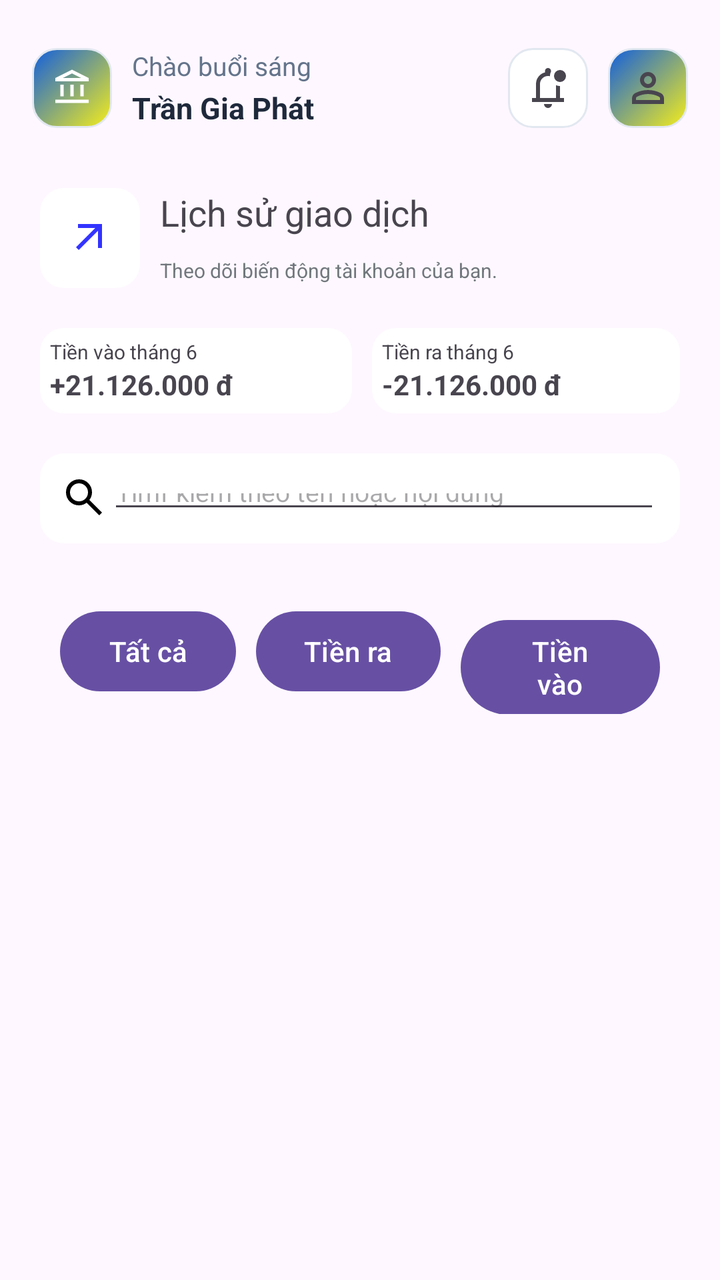
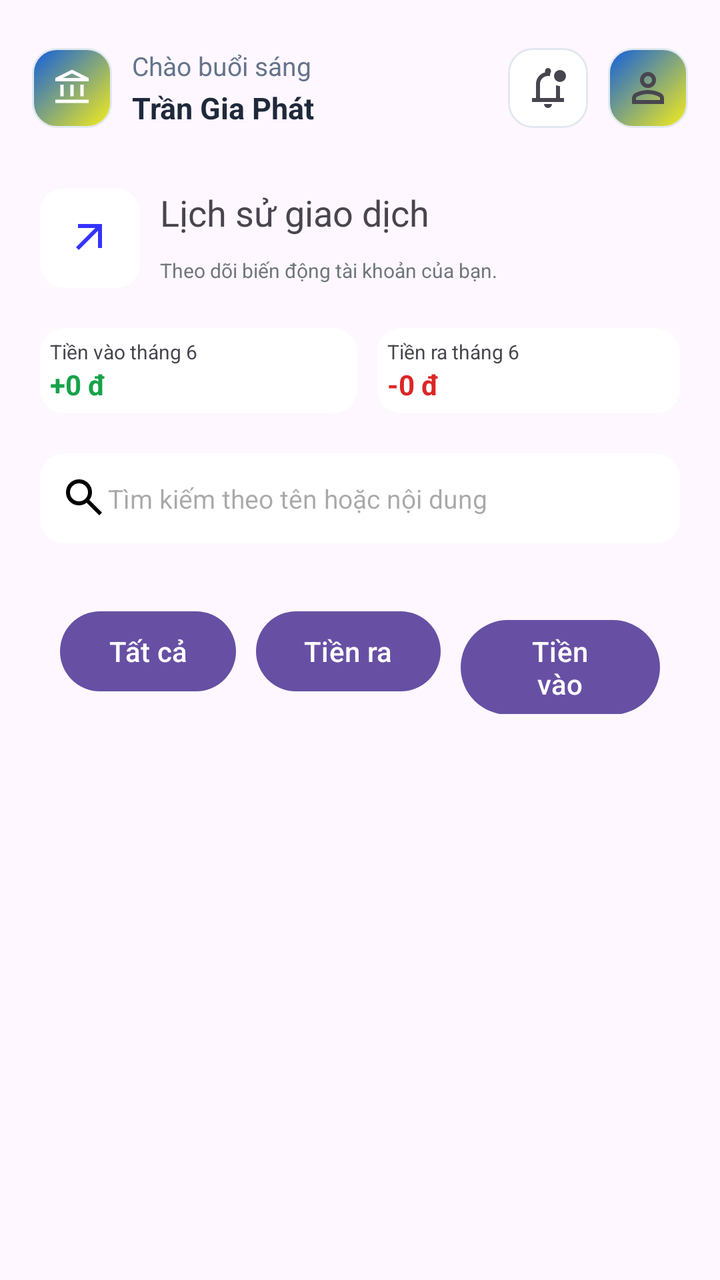

Compare the two renders of this Android layout. The source of the first and the diff that turns it into the second are given below.
<!-- AndroidManifest.xml: application theme Theme.Industrial_and_Commercial_Bank_of_TDTU -->
<!-- res/layout/activity_transaction_history.xml -->
<?xml version="1.0" encoding="utf-8"?>
<androidx.constraintlayout.widget.ConstraintLayout xmlns:android="http://schemas.android.com/apk/res/android"
    xmlns:app="http://schemas.android.com/apk/res-auto"
    xmlns:tools="http://schemas.android.com/tools"
    android:id="@+id/main"
    android:layout_width="match_parent"
    android:layout_height="match_parent"
    tools:context=".TransactionHistoryActivity">


    
    <ImageView
        android:id="@+id/imageView"
        android:layout_width="40dp"
        android:layout_height="40dp"
        android:layout_marginStart="16dp"
        android:layout_marginTop="24dp"
        android:background="@drawable/bg_logo_rounded"
        android:padding="10dp"
        app:layout_constraintStart_toStartOf="parent"
        app:layout_constraintTop_toTopOf="parent"
        app:srcCompat="@drawable/account_balance_24px" />

    <TextView
        android:id="@+id/textView8"
        android:layout_width="wrap_content"
        android:layout_height="wrap_content"
        android:layout_marginStart="10dp"
        android:text="Chào buổi sáng"
        android:textColor="#64748B"
        android:textSize="13sp"
        app:layout_constraintStart_toEndOf="@+id/imageView"
        app:layout_constraintTop_toTopOf="@+id/imageView" />

    <TextView
        android:id="@+id/txtName"
        android:layout_width="wrap_content"
        android:layout_height="wrap_content"
        android:layout_marginStart="10dp"
        android:layout_marginTop="2dp"
        android:text="Trần Gia Phát"
        android:textColor="#1E293B"
        android:textSize="15sp"
        android:textStyle="bold"
        app:layout_constraintStart_toEndOf="@+id/imageView"
        app:layout_constraintTop_toBottomOf="@+id/textView8" />

    <ImageButton
        android:id="@+id/imgProfile"
        android:layout_width="40dp"
        android:layout_height="40dp"
        android:layout_marginEnd="16dp"
        android:background="@drawable/bg_logo_rounded"
        android:padding="10dp"
        app:layout_constraintBottom_toBottomOf="@+id/imageView"
        app:layout_constraintEnd_toEndOf="parent"
        app:layout_constraintTop_toTopOf="@+id/imageView"
        app:srcCompat="@drawable/person_24px" />

    <ImageButton
        android:id="@+id/imgNoti"
        android:layout_width="40dp"
        android:layout_height="40dp"
        android:layout_marginEnd="10dp"
        android:background="@drawable/bg_input_rounded"
        android:padding="10dp"
        app:layout_constraintBottom_toBottomOf="@+id/imgProfile"
        app:layout_constraintEnd_toStartOf="@+id/imgProfile"
        app:layout_constraintTop_toTopOf="@+id/imgProfile"
        app:srcCompat="@drawable/notifications_unread_24px" />

    
    <LinearLayout
        android:layout_width="match_parent"
        android:layout_height="wrap_content"
        android:layout_marginTop="10dp"
        android:orientation="vertical"
        app:layout_constraintEnd_toEndOf="parent"
        app:layout_constraintStart_toStartOf="parent"
        app:layout_constraintTop_toBottomOf="@+id/imageView"
        android:padding="20dp">

        
        <LinearLayout
            android:layout_width="match_parent"
            android:layout_height="wrap_content"
            android:orientation="horizontal">

            <ImageButton
                android:id="@+id/btnBack"
                android:layout_width="50dp"
                android:layout_height="50dp"
                android:src="@drawable/arrow_outward"
                android:background="@drawable/bg_btn1"/>


            <LinearLayout
                android:layout_width="wrap_content"
                android:layout_height="wrap_content"
                android:orientation="vertical"
                android:layout_marginStart="10dp">

                <TextView
                    android:layout_width="wrap_content"
                    android:layout_height="wrap_content"
                    android:text="Lịch sử giao dịch"
                    android:textSize="18sp"/>

                <TextView
                    android:layout_width="wrap_content"
                    android:layout_height="wrap_content"
                    android:text="Theo dõi biến động tài khoản của bạn."
                    android:textColor="@color/material_dynamic_neutral_variant50"
                    android:textSize="10sp"
                    android:layout_marginTop="10dp"/>


            </LinearLayout>

        </LinearLayout>

        
        <LinearLayout
            android:layout_width="match_parent"
            android:layout_height="wrap_content"
            android:orientation="horizontal"
            android:weightSum="10"
            android:layout_marginTop="20dp">

            
            <LinearLayout
                android:layout_width="wrap_content"
                android:layout_height="wrap_content"
                android:orientation="vertical"
                android:layout_weight="5"
                android:padding="5dp"
                android:layout_marginEnd="5dp"
                android:background="@drawable/bg_btn1">

                <TextView
                    android:layout_width="wrap_content"
                    android:layout_height="wrap_content"
                    android:text="Tiền vào tháng 6"
                    android:textSize="10sp"/>

                <TextView
                    android:layout_width="wrap_content"
                    android:layout_height="wrap_content"
                    android:text="+21.126.000 đ"
                    android:textStyle="bold"/>
            </LinearLayout>


            
            <LinearLayout
                android:layout_width="wrap_content"
                android:layout_height="wrap_content"
                android:orientation="vertical"
                android:layout_weight="5"
                android:padding="5dp"
                android:layout_marginStart="5dp"
                android:background="@drawable/bg_btn1">

                <TextView
                    android:layout_width="wrap_content"
                    android:layout_height="wrap_content"
                    android:text="Tiền ra tháng 6"
                    android:textSize="10sp"/>

                <TextView
                    android:layout_width="wrap_content"
                    android:layout_height="wrap_content"
                    android:text="-21.126.000 đ"
                    android:textStyle="bold"
                    />
            </LinearLayout>
        </LinearLayout>

        
        <LinearLayout
            android:layout_width="match_parent"
            android:layout_height="wrap_content"
            android:orientation="horizontal"
            android:layout_marginTop="20dp"
            android:padding="10dp"
            android:background="@drawable/bg_btn1">

            <ImageView
                android:layout_width="wrap_content"
                android:layout_height="wrap_content"
                android:src="@drawable/search"/>

            <EditText
                android:layout_width="match_parent"
                android:layout_height="25dp"
                android:hint="Timf kiếm theo tên hoặc nội dung"
                android:textSize="13sp"
                />

        </LinearLayout>

        
        <LinearLayout
            android:layout_width="match_parent"
            android:layout_height="wrap_content"
            android:orientation="horizontal"
            android:layout_marginTop="20dp"
            android:padding="10dp">

            <Button
                android:layout_width="wrap_content"
                android:layout_height="wrap_content"
                android:text="Tất cả"
                android:layout_marginEnd="10dp"
                />

            <Button
                android:layout_width="wrap_content"
                android:layout_height="wrap_content"
                android:text="Tiền ra"
                android:layout_marginEnd="10dp"
                />

            <Button
                android:layout_width="wrap_content"
                android:layout_height="wrap_content"
                android:text="Tiền vào"
                />
        </LinearLayout>

        <ListView
            android:id="@+id/lvTransactions"
            android:layout_width="match_parent"
            android:layout_height="wrap_content"
            android:layout_marginTop="10dp"
            android:background="@drawable/bg_btn1"/>


    </LinearLayout>
</androidx.constraintlayout.widget.ConstraintLayout>
<!-- resources referenced by this layout -->
<resources>
  <!-- drawable account_balance_24px (drawable) -->
  <vector xmlns:android="http://schemas.android.com/apk/res/android"
      android:width="20dp"
      android:height="20dp"
      android:viewportWidth="960"
      android:viewportHeight="960"
      android:tint="@color/white">
    <path
        android:fillColor="@android:color/white"
        android:pathData="M200,680L200,400L280,400L280,680L200,680ZM440,680L440,400L520,400L520,680L440,680ZM80,840L80,760L880,760L880,840L80,840ZM680,680L680,400L760,400L760,680L680,680ZM80,320L80,240L480,40L880,240L880,320L80,320ZM258,240L480,240L702,240L258,240ZM258,240L702,240L480,130L258,240Z"/>
  </vector>
  <!-- drawable arrow_outward (drawable) -->
  <vector xmlns:android="http://schemas.android.com/apk/res/android"
      android:width="24dp"
      android:height="24dp"
      android:viewportWidth="24"
      android:viewportHeight="24">
      <path android:fillColor="#3333FF"
          android:pathData="M6.4,18L5,16.6L14.6,7H6V5H18V17H16V8.4L6.4,18Z"/>
  </vector>
  <!-- drawable bg_btn1 (drawable) -->
  <?xml version="1.0" encoding="utf-8"?>
  <shape xmlns:android="http://schemas.android.com/apk/res/android"
      android:shape="rectangle">
      
      <solid android:color="@color/white" />
  
      
      <corners android:radius="12dp" />
  
  </shape>
  <!-- drawable bg_input_rounded (drawable) -->
  <?xml version="1.0" encoding="utf-8"?>
  <shape xmlns:android="http://schemas.android.com/apk/res/android"
      android:shape="rectangle">
      
      <solid android:color="#FFFFFF" />
  
      
      <corners android:radius="12dp" />
  
      
      <stroke
          android:width="1dp"
          android:color="#E2E8F0" />
  </shape>
  <!-- drawable bg_logo_rounded (drawable) -->
  <?xml version="1.0" encoding="utf-8"?>
  <shape xmlns:android="http://schemas.android.com/apk/res/android"
      android:shape="rectangle">
      
      <gradient
          android:type="linear"
          android:angle="135"
          android:startColor="#f6ee19"
          android:endColor="#115ede" />
  
      
      <corners android:radius="12dp" />
  
      
      <stroke
          android:width="1dp"
          android:color="#E2E8F0" />
  </shape>
  <!-- drawable search (drawable) -->
  <vector xmlns:android="http://schemas.android.com/apk/res/android"
      android:width="24dp"
      android:height="24dp"
      android:viewportWidth="24"
      android:viewportHeight="24">
      <path android:fillColor="@android:color/black"
          android:pathData="M19.6,21l-6.3-6.3q-0.75,0.6-1.72,0.95T9.5,16q-2.72,0-4.61-1.89Q3,12.23 3,9.5Q3,6.77 4.89,4.89T9.5,3t4.61,1.89T16,9.5q0,1.1-0.35,2.07T14.7,13.3L21,19.6L19.6,21ZM9.5,14q1.88,0 3.19-1.31T14,9.5T12.69,6.31T9.5,5T6.31,6.31T5,9.5t1.31,3.19T9.5,14Z"/>
  </vector>
  <style name="Theme.Industrial_and_Commercial_Bank_of_TDTU" parent="Base.Theme.Industrial_and_Commercial_Bank_of_TDTU" />
  <color name="white">#FFFFFFFF</color>
  <style name="Base.Theme.Industrial_and_Commercial_Bank_of_TDTU" parent="Theme.Material3.DayNight.NoActionBar">
          
          
      </style>
  <!-- unchanged entries left out for length: 2 -->
</resources>

<!-- the commit's change to res/layout/activity_transaction_history.xml (unified diff, before → after) -->
@@ -144,9 +144,11 @@
                     android:textSize="10sp"/>
 
                 <TextView
-                    android:layout_width="wrap_content"
-                    android:layout_height="wrap_content"
-                    android:text="+21.126.000 đ"
+                    android:id="@+id/tvMoneyIn"
+                    android:layout_width="wrap_content"
+                    android:layout_height="wrap_content"
+                    android:text="+0 đ"
+                    android:textColor="#16A34A"
                     android:textStyle="bold"/>
             </LinearLayout>
 
@@ -168,9 +170,11 @@
                     android:textSize="10sp"/>
 
                 <TextView
-                    android:layout_width="wrap_content"
-                    android:layout_height="wrap_content"
-                    android:text="-21.126.000 đ"
+                    android:id="@+id/tvMoneyOut"
+                    android:layout_width="wrap_content"
+                    android:layout_height="wrap_content"
+                    android:text="-0 đ"
+                    android:textColor="#DC2626"
                     android:textStyle="bold"
                     />
             </LinearLayout>
@@ -191,9 +195,11 @@
                 android:src="@drawable/search"/>
 
             <EditText
+                android:id="@+id/etSearchTx"
                 android:layout_width="match_parent"
                 android:layout_height="25dp"
-                android:hint="Timf kiếm theo tên hoặc nội dung"
+                android:background="@null"
+                android:hint="Tìm kiếm theo tên hoặc nội dung"
                 android:textSize="13sp"
                 />
 
@@ -208,6 +214,7 @@
             android:padding="10dp">
 
             <Button
+                android:id="@+id/btnFilterAll"
                 android:layout_width="wrap_content"
                 android:layout_height="wrap_content"
                 android:text="Tất cả"
@@ -215,6 +222,7 @@
                 />
 
             <Button
+                android:id="@+id/btnFilterOut"
                 android:layout_width="wrap_content"
                 android:layout_height="wrap_content"
                 android:text="Tiền ra"
@@ -222,6 +230,7 @@
                 />
 
             <Button
+                android:id="@+id/btnFilterIn"
                 android:layout_width="wrap_content"
                 android:layout_height="wrap_content"
                 android:text="Tiền vào"
